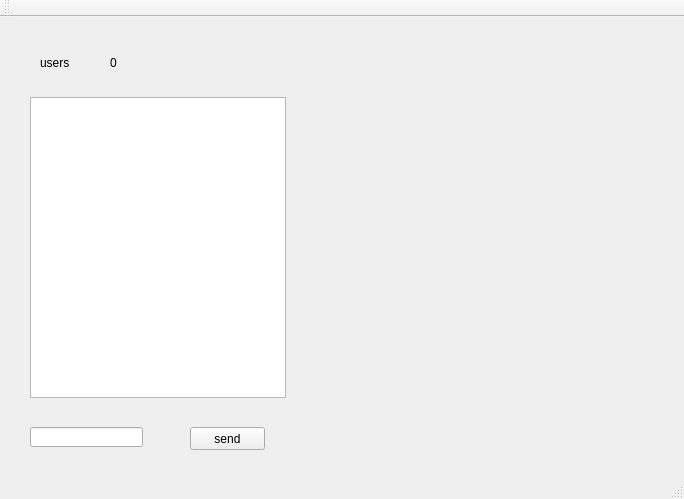
junchao98/linux_spy, file mainwindow.ui: the form before one commit.
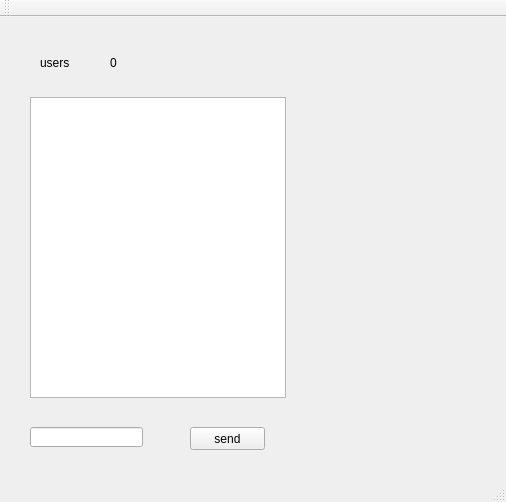
The form after the commit.

Commit message: 修正服务器广播信息错误

```diff
--- a/mainwindow.ui
+++ b/mainwindow.ui
@@ -6,8 +6,8 @@
    <rect>
     <x>0</x>
     <y>0</y>
-    <width>684</width>
-    <height>499</height>
+    <width>506</width>
+    <height>502</height>
    </rect>
   </property>
   <property name="windowTitle">
```
Left out of the diff: 2 changed lines with no effect on the pictures. The commit also changes 1 other file.
